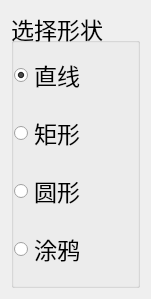
The window that toolwindow.ui (DaiHangLin/dhl-graphics) describes before a commit, drawn with Qt 5.
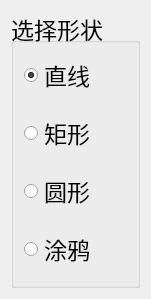
The same window after the commit.

```diff
--- a/toolwindow.ui
+++ b/toolwindow.ui
@@ -29,7 +29,7 @@
      </property>
      <layout class="QVBoxLayout" name="verticalLayout">
       <property name="leftMargin">
-       <number>0</number>
+       <number>10</number>
       </property>
       <property name="topMargin">
        <number>0</number>
```
